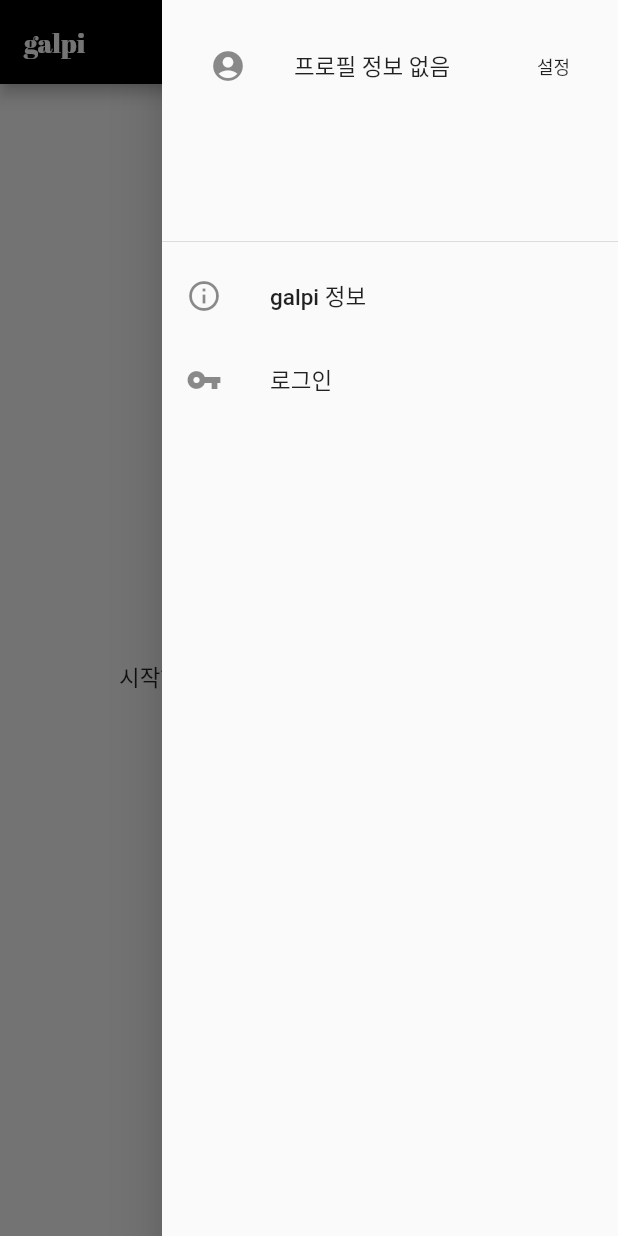
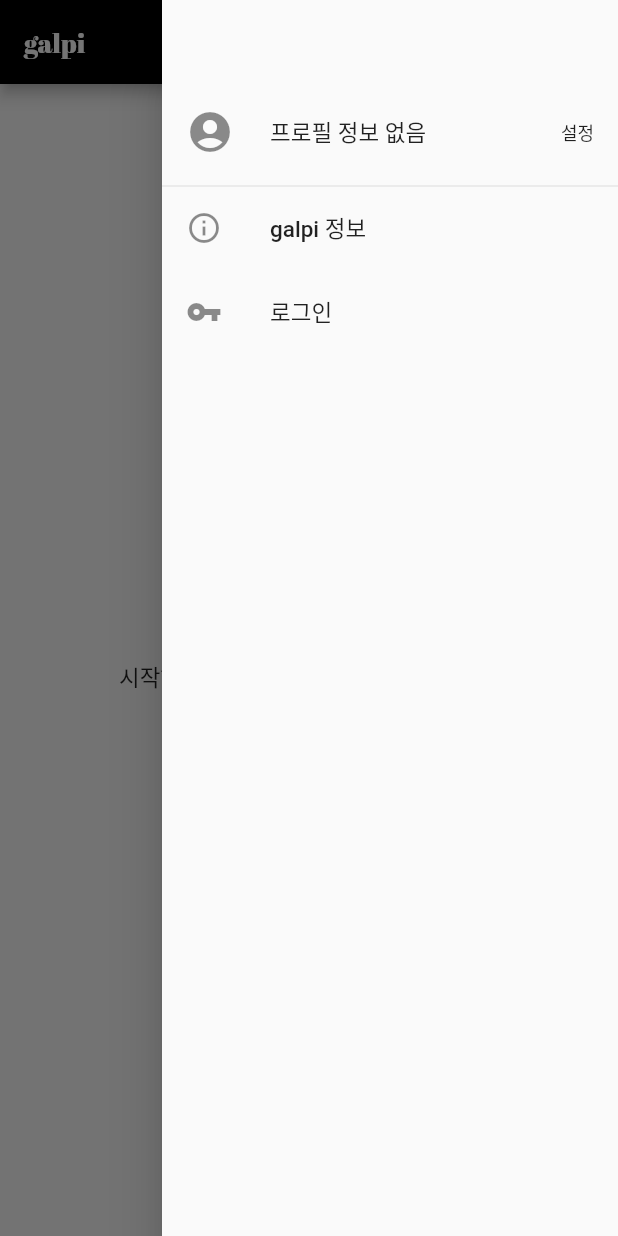
Before and after one commit to heejongahn/galpi, a Flutter app: the screen it shows after launch, with the side drawer open, on a phone screen of 412 x 824 dp. Run offline on Flutter 3.47's test engine with Material 2 defaults, Android fonts, the phone set to English and light mode, and no system bars; our stand-ins replace firebase_auth, package_info, rxdart, shared_preferences, sqflite, tuple and 1 more; accounts and stored records are empty; Roboto replaces fonts that are missing (SpoqaHan-Sans).

Commit message:
Polish main drawer design

```diff
--- a/lib/components/main_drawer/index.dart
+++ b/lib/components/main_drawer/index.dart
@@ -18,10 +18,13 @@ class MainDrawer extends StatelessWidget {
       };
 
       final onClickSignIn = () {
-        Navigator.of(context)
-            .push(MaterialPageRoute(builder: (BuildContext context) {
-          return PhoneAuth();
-        }));
+        Navigator.of(context).push(
+          MaterialPageRoute(
+              builder: (BuildContext context) {
+                return PhoneAuth();
+              },
+              fullscreenDialog: true),
+        );
       };
 
       final onChangeDisplayName = (String newDisplayName) async {
@@ -36,9 +39,15 @@ class MainDrawer extends StatelessWidget {
         child: ListView(
           padding: EdgeInsets.zero,
           children: <Widget>[
-            DrawerHeader(
+            Container(
+              decoration: BoxDecoration(
+                border: Border(
+                  bottom: Divider.createBorderSide(context),
+                ),
+              ),
+              padding: EdgeInsets.fromLTRB(0, 60, 0, 8),
               child: ListTile(
-                leading: Icon(Icons.account_circle),
+                leading: Icon(Icons.account_circle, size: 32),
                 title: Text(drawHeaderTitle),
                 trailing: GestureDetector(
                   child: Text(
```
